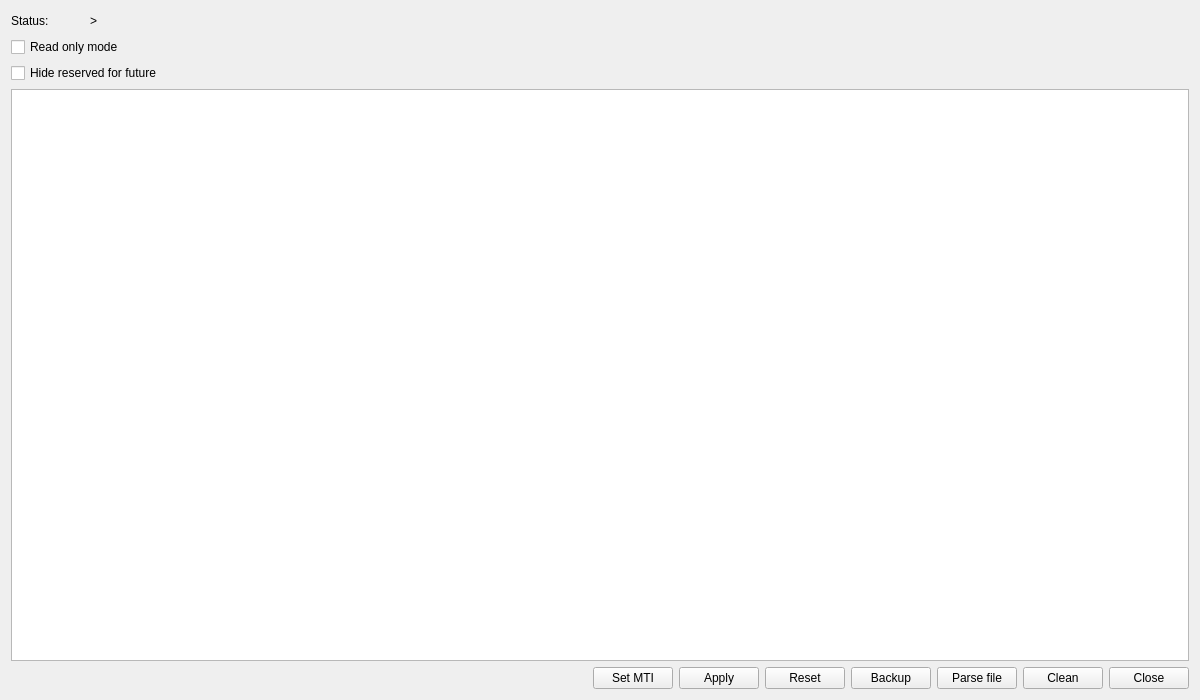
The window that common/gui/forms/spec.ui (FedorIvanov37/sv-terminal) describes before a commit, drawn with Qt 5.
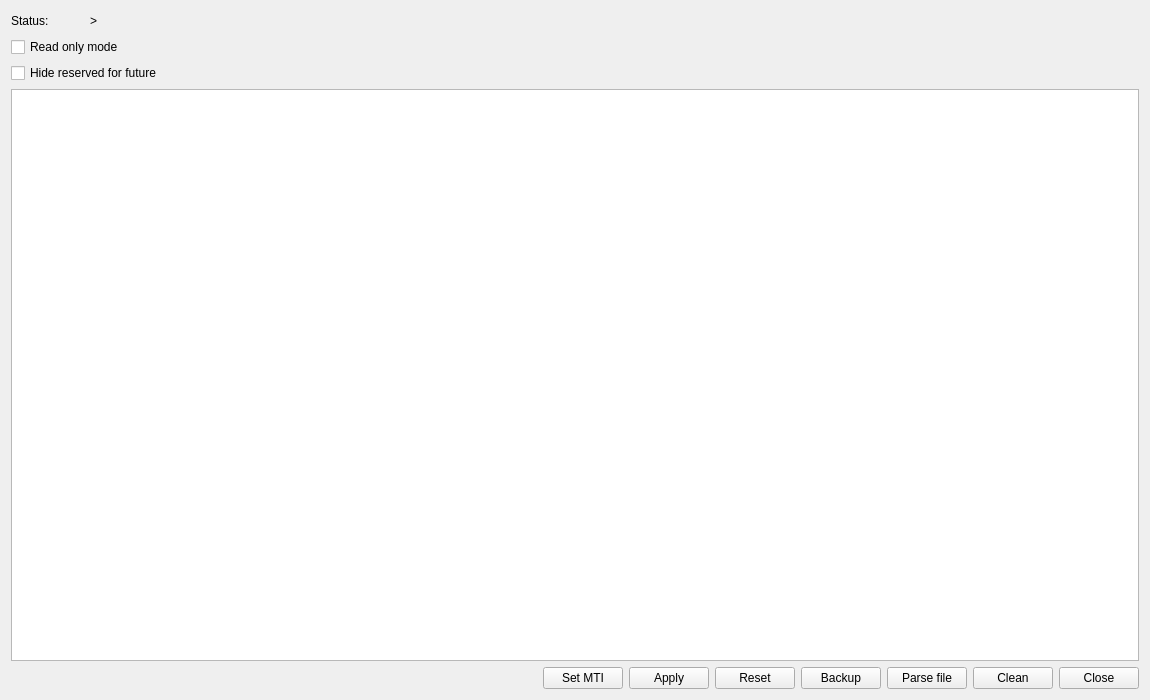
The same window after the commit.

Commit message: Fix checkboxes in spec

The edit to the form file:
```diff
--- a/common/gui/forms/spec.ui
+++ b/common/gui/forms/spec.ui
@@ -6,7 +6,7 @@
    <rect>
     <x>0</x>
     <y>0</y>
-    <width>1200</width>
+    <width>1150</width>
     <height>700</height>
    </rect>
   </property>
@@ -18,13 +18,13 @@
   </property>
   <property name="minimumSize">
    <size>
-    <width>1200</width>
+    <width>1150</width>
     <height>700</height>
    </size>
   </property>
   <property name="maximumSize">
    <size>
-    <width>1250</width>
+    <width>1150</width>
     <height>700</height>
    </size>
   </property>
```
The commit also changes 6 other files.
